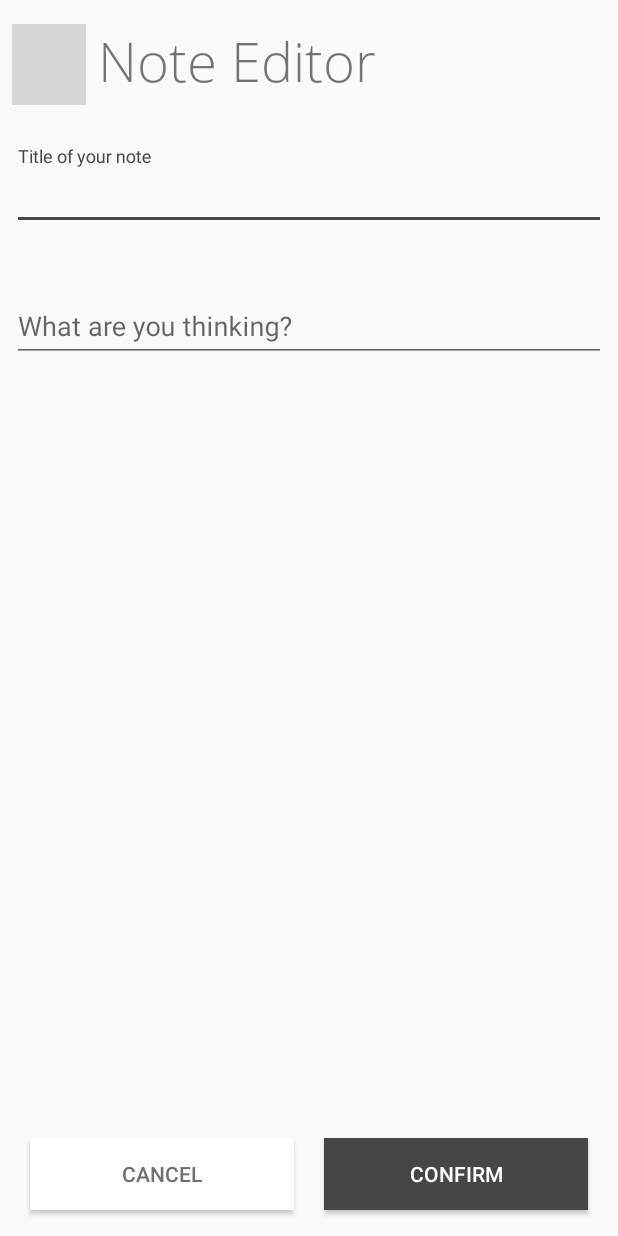
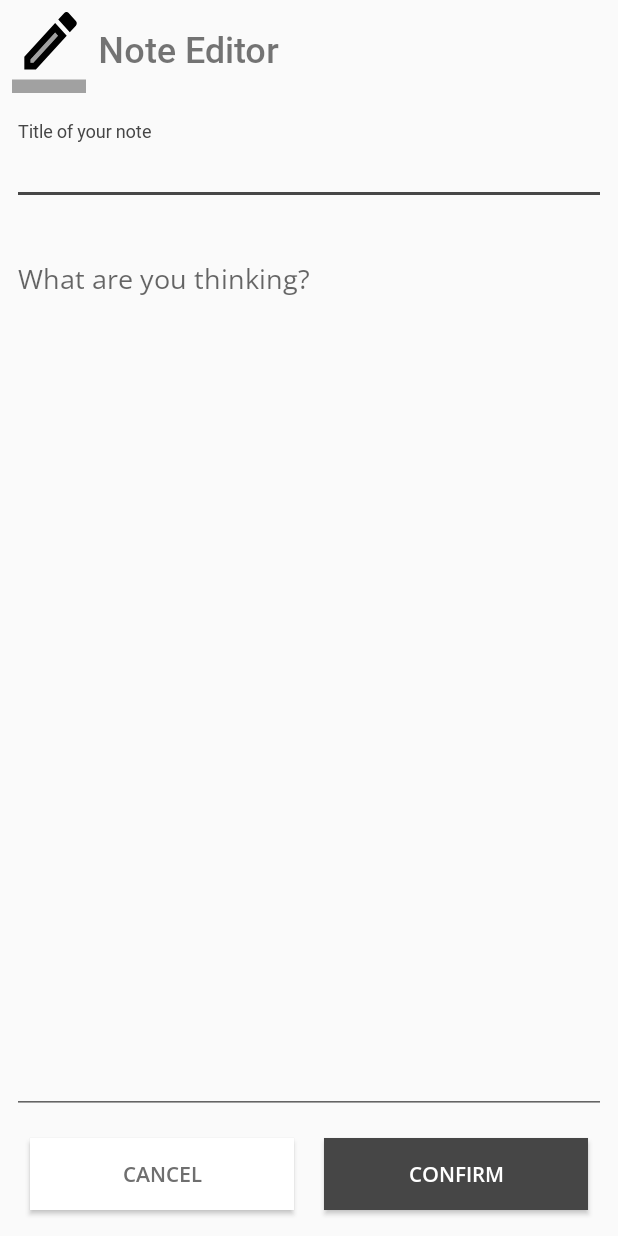
Before and after one commit to soumarcelino/notes, an Android app: the NoteEdit screen opened directly, with no data from a screen before it, on a phone screen of 412 x 824 dp. Run offline under Robolectric (Android 15) with nearby library versions, the phone set to English and light mode, and no system bars; our stand-ins replace Room's generated code; libraries missing offline, so code that uses them is left out: com.koushikdutta.ion; grey boxes are pictures that could not be loaded.

Commit message:
Improve general layout

```diff
--- a/app/src/main/java/com/m/notas/NoteView.java
+++ b/app/src/main/java/com/m/notas/NoteView.java
@@ -22,6 +22,8 @@ import com.m.notas.models.Note;
 import com.m.notas.models.NoteViewModel;
 import com.m.notas.utils.DateUtils;
 import com.m.notas.utils.Text;
+
+import static com.m.notas.utils.DateUtils.prettyTime;
 
 public class NoteView extends AppCompatActivity {
     private Note note;
@@ -53,11 +55,11 @@ public class NoteView extends AppCompatActivity {
             noteTitle.setText(note.getName());
             noteBody.setText(note.getDescription());
 
-            noteDate.setText(DateUtils.toString(note.getCreateDate()));
+            noteDate.setText(prettyTime(note.getCreateDate()));
 
             String hash = Text.MD5(note.getName().toLowerCase());
             Ion.with(this)
-                    .load("https://www.gravatar.com/monsterid/"+hash+"?s=500")
+                    .load("https://api.adorable.io/avatars/300/"+hash)
                     .withBitmap()
                     .intoImageView(noteViewGravatar);
         }
--- a/app/src/main/java/com/m/notas/adapters/NoteAdapter.java
+++ b/app/src/main/java/com/m/notas/adapters/NoteAdapter.java
@@ -11,6 +11,8 @@ import androidx.recyclerview.widget.RecyclerView;
 import com.m.notas.models.Note;
 import com.m.notas.R;
 import java.util.List;
+
+import static com.m.notas.utils.DateUtils.prettyTime;
 
 
 public class NoteAdapter extends RecyclerView.Adapter<NoteAdapter.ViewHolder> {
@@ -36,6 +38,7 @@ public class NoteAdapter extends RecyclerView.Adapter<NoteAdapter.ViewHolder> {
         Note note = notes.get(position);
         holder.noteName.setText(note.getName());
         holder.noteDesc.setText(note.getDescription());
+        holder.noteListData.setText(prettyTime(note.getCreateDate()));
     }
 
     @Override
@@ -46,12 +49,14 @@ public class NoteAdapter extends RecyclerView.Adapter<NoteAdapter.ViewHolder> {
     public class ViewHolder extends RecyclerView.ViewHolder implements View.OnClickListener {
         TextView noteName;
         TextView noteDesc;
+        TextView noteListData;
         OnNoteListener onNoteListener;
 
         ViewHolder(final View itemView, OnNoteListener onNoteListener){
             super(itemView);
             noteName = itemView.findViewById(R.id.noteName);
             noteDesc = itemView.findViewById(R.id.noteDesc);
+            noteListData = itemView.findViewById(R.id.noteListDate);
 
             this.onNoteListener = onNoteListener;
             itemView.setOnClickListener(this);
--- a/app/src/main/java/com/m/notas/models/Note.java
+++ b/app/src/main/java/com/m/notas/models/Note.java
@@ -6,6 +6,7 @@ import androidx.room.Ignore;
 import androidx.room.PrimaryKey;
 import androidx.room.TypeConverters;
 
+import com.m.notas.utils.Text;
 import com.m.notas.utils.TimestampConverter;
 
 import java.io.Serializable;
@@ -44,7 +45,7 @@ public class Note implements Serializable {
     }
 
     public void setName(String name) {
-        this.name = name;
+        this.name = Text.normalize(name);
     }
 
     public String getDescription() {
@@ -52,7 +53,7 @@ public class Note implements Serializable {
     }
 
     public void setDescription(String description) {
-        this.description = description;
+        this.description = Text.normalize(description);
     }
 
     public Integer getId() {
--- a/app/src/main/java/com/m/notas/utils/Constants.java
+++ b/app/src/main/java/com/m/notas/utils/Constants.java
@@ -4,6 +4,11 @@ public class Constants {
     public static final String TIME_STAMP_FORMAT = "yyyy-MM-dd HH:mm:ss";
     public static final String TIME_STAMP_FORMAT_DEFAULT = "MM-dd-yyyy - hh:mm a";
     public static final String TIME_STAMP_FORMAT_PT = "dd/MM/yyyy - HH:mm";
+    public static final String TIME_STAMP_FORMAT_ONLY_DATE = "yyyy-MM-dd";
+    public static final String TIME_STAMP_FORMAT_ONLY_HOURS = "HH:mm";
+    public static final String TIME_STAMP_FORMAT_WITHOUT_YEAR = "dd/MM - HH:mm";
+
+
 
 
 }
--- a/app/src/main/res/layout/activity_edit_note.xml
+++ b/app/src/main/res/layout/activity_edit_note.xml
@@ -12,9 +12,9 @@
         android:layout_height="wrap_content"
         android:layout_marginStart="8dp"
         android:layout_marginTop="16dp"
-        android:fontFamily="@font/open_sans_light"
+        android:fontFamily="@font/roboto_medium"
         android:text="@string/app.note.editor.title"
-        android:textSize="36dp"
+        android:textSize="24sp"
         app:layout_constraintStart_toEndOf="@+id/appIcon3"
         app:layout_constraintTop_toTopOf="parent" />
 
@@ -23,12 +23,13 @@
         android:layout_width="49dp"
         android:layout_height="54dp"
         android:layout_marginStart="8dp"
-        android:layout_marginTop="16dp"
+        android:layout_marginTop="8dp"
         android:layout_marginEnd="8dp"
         app:layout_constraintEnd_toStartOf="@+id/appNoteViewTitle"
+        android:scaleType="fitXY"
         app:layout_constraintStart_toStartOf="parent"
         app:layout_constraintTop_toTopOf="parent"
-        app:srcCompat="@drawable/baseline_edit_black_48dp" />
+        app:srcCompat="@drawable/ic_twotone_border_color" />
 
     <com.google.android.material.textfield.TextInputLayout
         android:id="@+id/inputLayoutNoteName"
@@ -46,6 +47,7 @@
             android:layout_width="match_parent"
             android:layout_height="wrap_content"
             android:layout_weight="1"
+            android:fontFamily="@font/roboto"
             android:hint="@string/app.input.title"
             android:singleLine="true"
             android:textColorHighlight="#464646"
@@ -55,10 +57,12 @@
     <com.google.android.material.textfield.TextInputLayout
         android:id="@+id/inputLayoutForBody"
         android:layout_width="0dp"
-        android:layout_height="wrap_content"
+        android:layout_height="0dp"
         android:layout_marginStart="8dp"
-        android:layout_marginTop="32dp"
+        android:layout_marginTop="16dp"
         android:layout_marginEnd="8dp"
+        android:layout_marginBottom="16dp"
+        app:layout_constraintBottom_toTopOf="@+id/editConfirmButton"
         app:layout_constraintEnd_toEndOf="parent"
         app:layout_constraintStart_toStartOf="parent"
         app:layout_constraintTop_toBottomOf="@+id/inputLayoutNoteName">
@@ -66,8 +70,10 @@
         <AutoCompleteTextView
             android:id="@+id/editNoteBody"
             android:layout_width="match_parent"
-            android:layout_height="wrap_content"
+            android:layout_height="match_parent"
             android:layout_weight="1"
+            android:fontFamily="@font/open_sans"
+            android:gravity="clip_vertical"
             android:hint="@string/app.input.description"
             android:maxHeight="300dp"
             android:textColor="#464646"
@@ -83,6 +89,7 @@
         android:layout_marginEnd="20dp"
         android:layout_marginBottom="17dp"
         android:background="#464646"
+        android:fontFamily="@font/open_sans_semibold"
         android:minWidth="150dp"
         android:text="@string/app.confirm"
         android:textColor="#FFFFFF"
@@ -98,6 +105,7 @@
         android:layout_marginEnd="10dp"
         android:layout_marginBottom="17dp"
         android:background="@android:color/white"
+        android:fontFamily="@font/open_sans_semibold"
         android:minWidth="150dp"
         android:text="@string/app.cancel"
         android:textColor="#6F6F6F"
```
Also changed, not shown: app/src/main/res/layout/activity_create_note.xml (+16 -8 lines), app/src/main/res/layout/activity_main.xml (+9 -6 lines), app/src/main/res/layout/activity_note_view.xml (+14 -8 lines).
